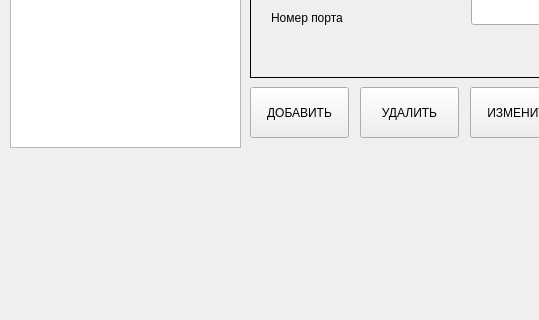
Qt form mainwindow.ui (GlebZigert/MyQTree) before a commit; both pictures show x 0 to 539 and y 339 to 659 of the 644 by 832 pixel window.
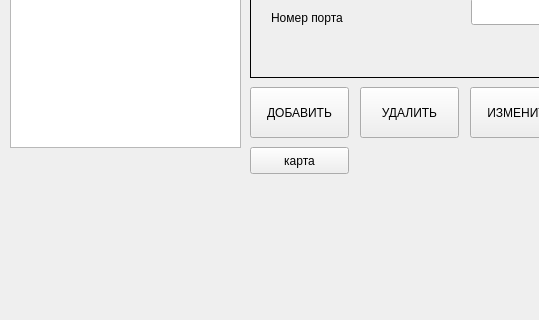
The same form after that commit.

```diff
--- a/mainwindow.ui
+++ b/mainwindow.ui
@@ -748,6 +748,19 @@
      <string>Имя обьекта</string>
     </property>
    </widget>
+   <widget class="QPushButton" name="pushButton_5">
+    <property name="geometry">
+     <rect>
+      <x>250</x>
+      <y>450</y>
+      <width>99</width>
+      <height>27</height>
+     </rect>
+    </property>
+    <property name="text">
+     <string>карта</string>
+    </property>
+   </widget>
   </widget>
   <widget class="QMenuBar" name="menuBar">
    <property name="geometry">
```
